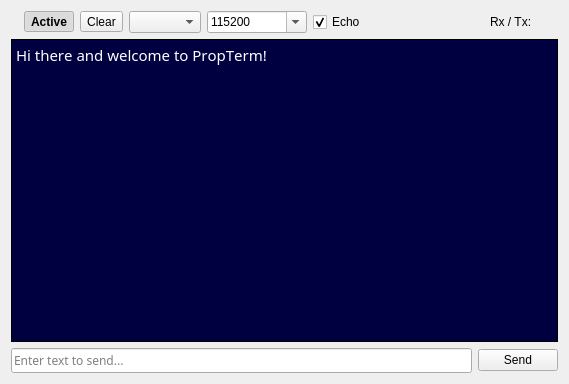
Above: propterm.ui from parallaxinc/PropellerIDE before the change. Below: the same form after it.
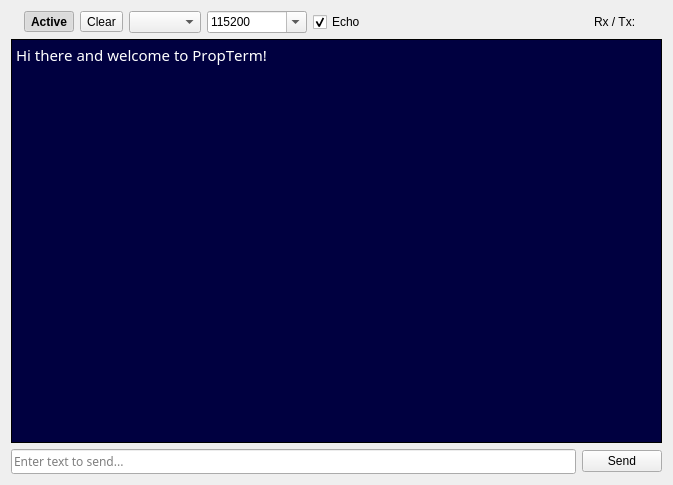
That is the form after the change. Icons and pictures are not drawn. Custom widgets are drawn as their Qt base class.

Commit message: IDE-141 Add cool blinking lights to terminal

```diff
--- a/propterm.ui
+++ b/propterm.ui
@@ -6,8 +6,8 @@
    <rect>
     <x>0</x>
     <y>0</y>
-    <width>569</width>
-    <height>384</height>
+    <width>673</width>
+    <height>485</height>
    </rect>
   </property>
   <property name="windowTitle">
```
The commit also changes 2 other files.
